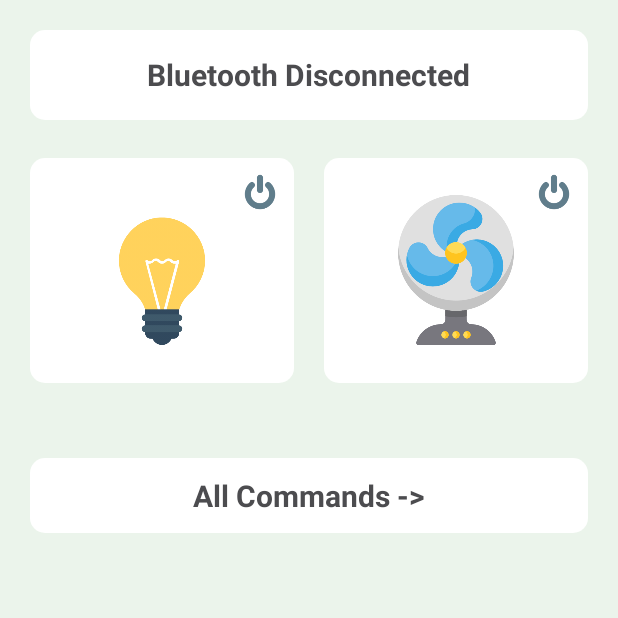
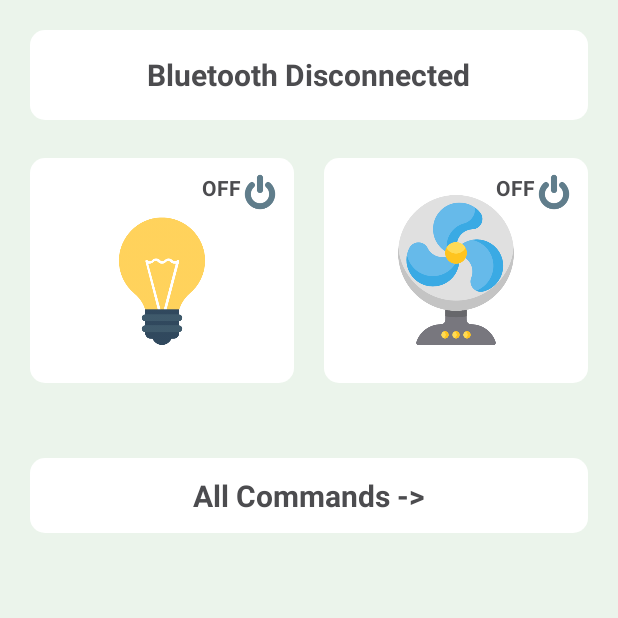
Before and after one commit to AP-Atul/Home-Automation-System, an Android app: the screen it shows after launch (MainActivity), on a phone screen of 412 x 824 dp, the top half of it. Run offline under Robolectric (Android 15) with nearby library versions, the phone set to English and light mode, and no system bars.

Commit message:
update readme

```diff
--- a/app/src/main/AndroidManifest.xml
+++ b/app/src/main/AndroidManifest.xml
@@ -11,7 +11,7 @@
         android:roundIcon="@mipmap/ic_launcher_round"
         android:supportsRtl="true"
         android:theme="@style/AppTheme">
-        <activity android:name=".Commands"/>
+        <activity android:name=".Commands" />
         <activity android:name=".MainActivity">
             <intent-filter>
                 <action android:name="android.intent.action.MAIN" />
--- a/app/src/main/java/com/iot/homeautomation/MainActivity.java
+++ b/app/src/main/java/com/iot/homeautomation/MainActivity.java
@@ -1,7 +1,6 @@
 package com.iot.homeautomation;
 
 import android.bluetooth.BluetoothAdapter;
-import android.bluetooth.BluetoothDevice;
 import android.bluetooth.BluetoothHeadset;
 import android.bluetooth.BluetoothProfile;
 import android.content.Intent;
@@ -22,14 +21,13 @@ import java.util.Locale;
 
 public class MainActivity extends AppCompatActivity {
 
+    private static final int REQ_CODE_SPEECH_INPUT = 100;
     private ImageView fan;
     private ImageView fan_power;
     private ImageView bulb;
     private ImageView bulb_power;
-    private TextView status;
+    private TextView status, statusBulbText, statusFanText;
     private RelativeLayout connectBluetooth;
-
-    private static final int REQ_CODE_SPEECH_INPUT = 100;
 
     @Override
     protected void onCreate(Bundle savedInstanceState) {
@@ -41,6 +39,9 @@ public class MainActivity extends AppCompatActivity {
         bulb = findViewById(R.id.bulb);
         bulb_power = findViewById(R.id.bulb_power);
         status = findViewById(R.id.status);
+        statusBulbText = findViewById(R.id.statusBulbText);
+        statusFanText = findViewById(R.id.statusFanText);
+
         ImageView mic = findViewById(R.id.mic);
         connectBluetooth = findViewById(R.id.connectBluetooth);
         RelativeLayout fanRL = findViewById(R.id.fanLayout);
@@ -53,6 +54,8 @@ public class MainActivity extends AppCompatActivity {
             public void onClick(View v) {
                 fan.setImageResource(R.drawable.fan_on);
                 fan_power.setImageResource(R.drawable.power_on);
+                statusFanText.setText("ON");
+                statusFanText.setTextColor(getResources().getColor(R.color.green));
             }
         });
 
@@ -61,6 +64,8 @@ public class MainActivity extends AppCompatActivity {
             public void onClick(View v) {
                 bulb.setImageResource(R.drawable.bulb_on);
                 bulb_power.setImageResource(R.drawable.power_on);
+                statusBulbText.setText("ON");
+                statusBulbText.setTextColor(getResources().getColor(R.color.green));
             }
         });
 
@@ -166,20 +171,28 @@ public class MainActivity extends AppCompatActivity {
     private void lightsOn() {
         bulb.setImageResource(R.drawable.bulb_on);
         bulb_power.setImageResource(R.drawable.power_on);
+        statusBulbText.setText("ON");
+        statusBulbText.setTextColor(getResources().getColor(R.color.green));
     }
 
     private void lightsOff() {
         bulb.setImageResource(R.drawable.bulb_off);
         bulb_power.setImageResource(R.drawable.power_off);
+        statusBulbText.setText("OFF");
+        statusBulbText.setTextColor(getResources().getColor(R.color.black));
     }
 
     private void fanOn() {
         fan.setImageResource(R.drawable.fan_on);
         fan_power.setImageResource(R.drawable.power_on);
+        statusBulbText.setText("ON");
+        statusBulbText.setTextColor(getResources().getColor(R.color.green));
     }
 
     private void fanOff() {
         fan.setImageResource(R.drawable.fan_off);
         fan_power.setImageResource(R.drawable.power_off);
+        statusBulbText.setText("OFF");
+        statusBulbText.setTextColor(getResources().getColor(R.color.black));
     }
 }
--- a/app/src/main/res/drawable/rounded_layout.xml
+++ b/app/src/main/res/drawable/rounded_layout.xml
@@ -1,6 +1,6 @@
 <?xml version="1.0" encoding="UTF-8"?>
 <shape xmlns:android="http://schemas.android.com/apk/res/android">
-    <solid android:color="#FFFFFF"/>
-    <corners android:radius="10dp"/>
+    <solid android:color="#FFFFFF" />
+    <corners android:radius="10dp" />
 
 </shape>
--- a/app/src/main/res/drawable/rounded_layout_color.xml
+++ b/app/src/main/res/drawable/rounded_layout_color.xml
@@ -1,6 +1,6 @@
 <?xml version="1.0" encoding="UTF-8"?>
 <shape xmlns:android="http://schemas.android.com/apk/res/android">
-    <solid android:color="#008577"/>
-    <corners android:radius="10dp"/>
+    <solid android:color="#008577" />
+    <corners android:radius="10dp" />
 
 </shape>
--- a/app/src/main/res/layout/activity_commands.xml
+++ b/app/src/main/res/layout/activity_commands.xml
@@ -9,6 +9,6 @@
     <ListView
         android:id="@+id/list"
         android:layout_width="match_parent"
-        android:layout_height="match_parent"/>
+        android:layout_height="match_parent" />
 
 </androidx.constraintlayout.widget.ConstraintLayout>
--- a/app/src/main/res/layout/activity_main.xml
+++ b/app/src/main/res/layout/activity_main.xml
@@ -21,9 +21,9 @@
             android:layout_height="wrap_content"
             android:layout_centerInParent="true"
             android:text="Disconnected"
+            android:textColor="#4C4C4F"
             android:textSize="20sp"
-            android:textStyle="bold"
-            android:textColor="#4C4C4F"/>
+            android:textStyle="bold" />
 
     </RelativeLayout>
 
@@ -31,33 +31,46 @@
         android:id="@+id/ll"
         android:layout_width="match_parent"
         android:layout_height="150dp"
-        android:orientation="horizontal"
+        android:layout_below="@id/connectBluetooth"
         android:layout_marginTop="25dp"
-        android:layout_below="@id/connectBluetooth"
-        android:baselineAligned="false">
+        android:baselineAligned="false"
+        android:orientation="horizontal">
 
         <RelativeLayout
             android:id="@+id/bulbLayout"
             android:layout_width="0dp"
             android:layout_height="150dp"
+            android:layout_marginEnd="10dp"
             android:layout_marginRight="10dp"
-            android:padding="10dp"
+            android:layout_weight="1"
             android:background="@drawable/rounded_layout"
-            android:layout_weight="1">
+            android:padding="10dp">
 
             <ImageView
                 android:id="@+id/bulb"
                 android:layout_width="100dp"
                 android:layout_height="100dp"
                 android:layout_centerInParent="true"
-                android:src="@drawable/bulb_off"/>
+                android:src="@drawable/bulb_off" />
 
             <ImageView
                 android:id="@+id/bulb_power"
                 android:layout_width="25dp"
                 android:layout_height="25dp"
+                android:layout_alignParentEnd="true"
                 android:layout_alignParentRight="true"
-                android:src="@drawable/power_off"/>
+                android:src="@drawable/power_off" />
+
+            <TextView
+                android:id="@+id/statusBulbText"
+                android:layout_width="wrap_content"
+                android:layout_height="wrap_content"
+                android:layout_toStartOf="@id/bulb_power"
+                android:layout_toLeftOf="@id/bulb_power"
+                android:text="off"
+                android:textAllCaps="true"
+                android:textColor="@color/black"
+                android:textStyle="bold" />
 
         </RelativeLayout>
 
@@ -65,24 +78,37 @@
             android:id="@+id/fanLayout"
             android:layout_width="0dp"
             android:layout_height="150dp"
+            android:layout_marginStart="10dp"
             android:layout_marginLeft="10dp"
-            android:padding="10dp"
+            android:layout_weight="1"
             android:background="@drawable/rounded_layout"
-            android:layout_weight="1">
+            android:padding="10dp">
 
             <ImageView
                 android:id="@+id/fan"
                 android:layout_width="100dp"
                 android:layout_height="100dp"
                 android:layout_centerInParent="true"
-                android:src="@drawable/fan_off"/>
+                android:src="@drawable/fan_off" />
 
             <ImageView
                 android:id="@+id/fan_power"
                 android:layout_width="25dp"
                 android:layout_height="25dp"
+                android:layout_alignParentEnd="true"
                 android:layout_alignParentRight="true"
-                android:src="@drawable/power_off"/>
+                android:src="@drawable/power_off" />
+
+            <TextView
+                android:id="@+id/statusFanText"
+                android:layout_width="wrap_content"
+                android:layout_height="wrap_content"
+                android:layout_toStartOf="@id/fan_power"
+                android:layout_toLeftOf="@id/fan_power"
+                android:text="off"
+                android:textAllCaps="true"
+                android:textColor="@color/black"
+                android:textStyle="bold" />
 
         </RelativeLayout>
     </LinearLayout>
@@ -108,9 +134,9 @@
             android:layout_height="wrap_content"
             android:layout_centerInParent="true"
             android:text="All Commands ->"
+            android:textColor="#4C4C4F"
             android:textSize="20sp"
-            android:textStyle="bold"
-            android:textColor="#4C4C4F"/>
+            android:textStyle="bold" />
 
     </RelativeLayout>
 
--- a/app/src/main/res/mipmap-anydpi-v26/ic_launcher.xml
+++ b/app/src/main/res/mipmap-anydpi-v26/ic_launcher.xml
@@ -1,5 +1,5 @@
 <?xml version="1.0" encoding="utf-8"?>
 <adaptive-icon xmlns:android="http://schemas.android.com/apk/res/android">
-    <background android:drawable="@color/ic_launcher_background"/>
-    <foreground android:drawable="@mipmap/ic_launcher_foreground"/>
+    <background android:drawable="@color/ic_launcher_background" />
+    <foreground android:drawable="@mipmap/ic_launcher_foreground" />
 </adaptive-icon>
--- a/app/src/main/res/mipmap-anydpi-v26/ic_launcher_round.xml
+++ b/app/src/main/res/mipmap-anydpi-v26/ic_launcher_round.xml
@@ -1,5 +1,5 @@
 <?xml version="1.0" encoding="utf-8"?>
 <adaptive-icon xmlns:android="http://schemas.android.com/apk/res/android">
-    <background android:drawable="@color/ic_launcher_background"/>
-    <foreground android:drawable="@mipmap/ic_launcher_foreground"/>
+    <background android:drawable="@color/ic_launcher_background" />
+    <foreground android:drawable="@mipmap/ic_launcher_foreground" />
 </adaptive-icon>
--- a/app/src/main/res/values/colors.xml
+++ b/app/src/main/res/values/colors.xml
@@ -6,4 +6,5 @@
 
     <color name="white">#ffffff</color>
     <color name="black">#4C4C4F</color>
+    <color name="green">#4CAF50</color>
 </resources>
```
Also changed, not shown: 2 other files.
